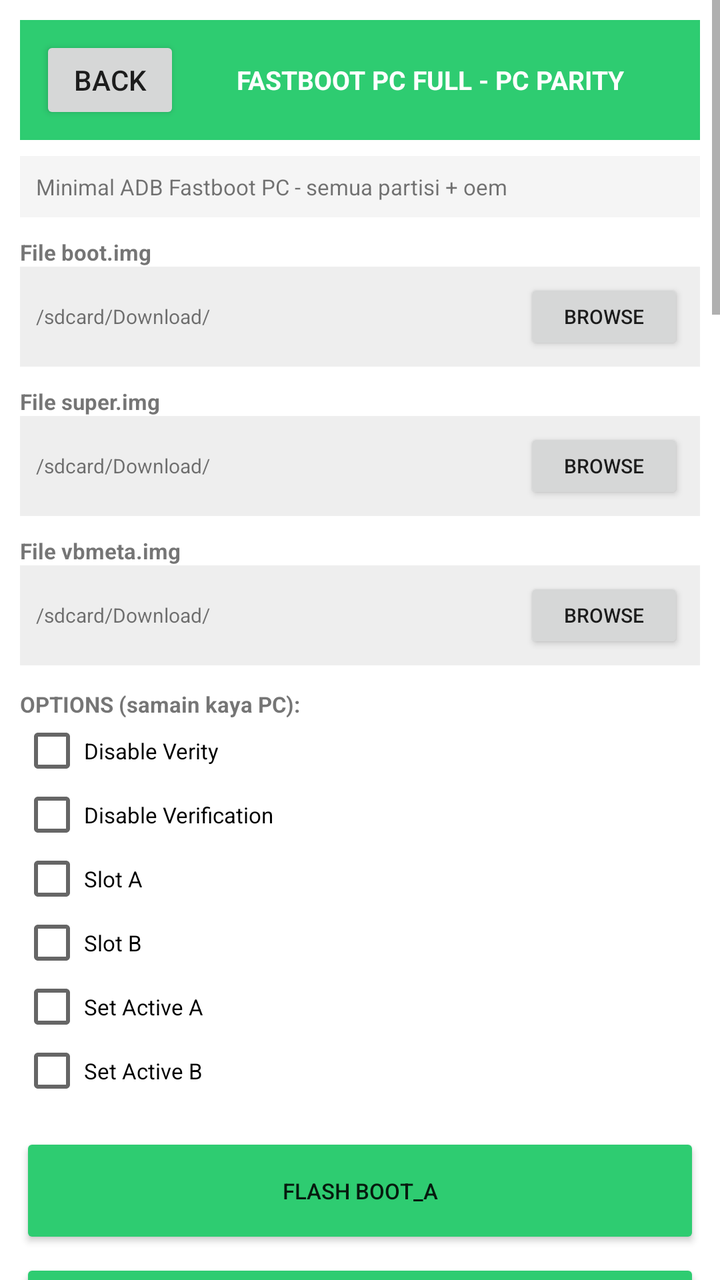
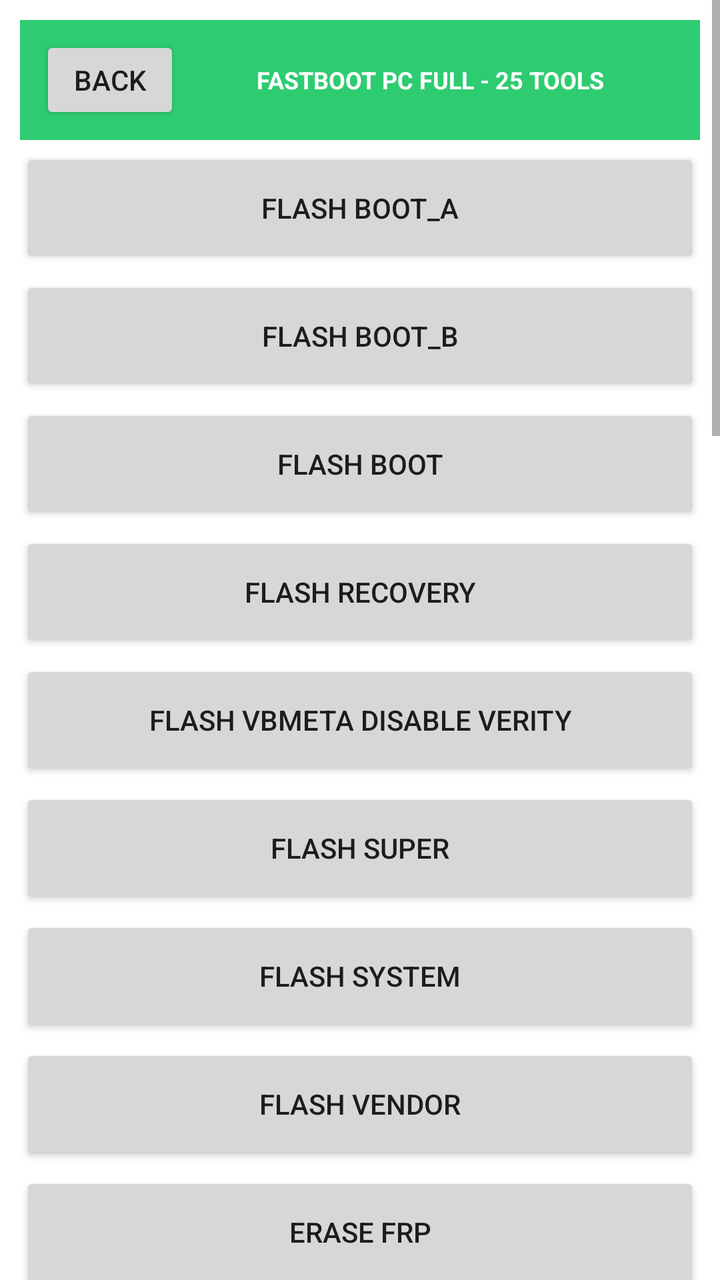

Two renders of the same Android screen: before a commit and after it. Below are the layout's source before the change and the commit's diff.
<!-- AndroidManifest.xml: application theme Theme.OTGFlasher -->
<!-- res/layout/activity_fastboot.xml -->
<?xml version="1.0" encoding="utf-8"?>
<ScrollView xmlns:android="http://schemas.android.com/apk/res/android" android:layout_width="match_parent" android:layout_height="match_parent" android:background="#FFFFFF">
<LinearLayout android:orientation="vertical" android:layout_width="match_parent" android:layout_height="wrap_content" android:padding="10dp">
<LinearLayout android:orientation="horizontal" android:layout_width="match_parent" android:layout_height="60dp" android:background="#2ECC71" android:gravity="center_vertical" android:padding="10dp"><Button android:id="@+id/btnBack" android:text="BACK" android:layout_width="70dp" android:layout_height="44dp"/><TextView android:text="FASTBOOT PC FULL - PC PARITY" android:textSize="13sp" android:textStyle="bold" android:textColor="#FFFFFF" android:layout_width="0dp" android:layout_weight="1" android:layout_height="wrap_content" android:gravity="center"/></LinearLayout>
<TextView android:text="Minimal ADB Fastboot PC - semua partisi + oem" android:textSize="11sp" android:background="#F5F5F5" android:padding="8dp" android:layout_width="match_parent" android:layout_height="wrap_content" android:layout_marginTop="8dp"/>
<TextView android:text="File boot.img" android:textSize="11sp" android:textStyle="bold" android:layout_width="match_parent" android:layout_height="wrap_content" android:layout_marginTop="10dp"/><LinearLayout android:orientation="horizontal" android:layout_width="match_parent" android:layout_height="50dp" android:background="#EEEEEE" android:gravity="center_vertical" android:padding="8dp"><TextView android:id="@+id/txt_File_boot.img" android:text="/sdcard/Download/" android:textSize="10sp" android:layout_width="0dp" android:layout_weight="1" android:layout_height="wrap_content"/><Button android:id="@+id/btn_File_boot.img" android:text="BROWSE" android:layout_width="80dp" android:layout_height="38dp" android:textSize="10sp"/></LinearLayout>
<TextView android:text="File super.img" android:textSize="11sp" android:textStyle="bold" android:layout_width="match_parent" android:layout_height="wrap_content" android:layout_marginTop="10dp"/><LinearLayout android:orientation="horizontal" android:layout_width="match_parent" android:layout_height="50dp" android:background="#EEEEEE" android:gravity="center_vertical" android:padding="8dp"><TextView android:id="@+id/txt_File_super.img" android:text="/sdcard/Download/" android:textSize="10sp" android:layout_width="0dp" android:layout_weight="1" android:layout_height="wrap_content"/><Button android:id="@+id/btn_File_super.img" android:text="BROWSE" android:layout_width="80dp" android:layout_height="38dp" android:textSize="10sp"/></LinearLayout>
<TextView android:text="File vbmeta.img" android:textSize="11sp" android:textStyle="bold" android:layout_width="match_parent" android:layout_height="wrap_content" android:layout_marginTop="10dp"/><LinearLayout android:orientation="horizontal" android:layout_width="match_parent" android:layout_height="50dp" android:background="#EEEEEE" android:gravity="center_vertical" android:padding="8dp"><TextView android:id="@+id/txt_File_vbmeta.img" android:text="/sdcard/Download/" android:textSize="10sp" android:layout_width="0dp" android:layout_weight="1" android:layout_height="wrap_content"/><Button android:id="@+id/btn_File_vbmeta.img" android:text="BROWSE" android:layout_width="80dp" android:layout_height="38dp" android:textSize="10sp"/></LinearLayout>

<TextView android:text="OPTIONS (samain kaya PC):" android:textSize="11sp" android:textStyle="bold" android:layout_width="match_parent" android:layout_height="wrap_content" android:layout_marginTop="12dp"/>
<CheckBox android:id="@+id/cb_Disable_Verity" android:text="Disable Verity" android:layout_width="match_parent" android:layout_height="wrap_content" android:textSize="11sp"/>
<CheckBox android:id="@+id/cb_Disable_Verification" android:text="Disable Verification" android:layout_width="match_parent" android:layout_height="wrap_content" android:textSize="11sp"/>
<CheckBox android:id="@+id/cb_Slot_A" android:text="Slot A" android:layout_width="match_parent" android:layout_height="wrap_content" android:textSize="11sp"/>
<CheckBox android:id="@+id/cb_Slot_B" android:text="Slot B" android:layout_width="match_parent" android:layout_height="wrap_content" android:textSize="11sp"/>
<CheckBox android:id="@+id/cb_Set_Active_A" android:text="Set Active A" android:layout_width="match_parent" android:layout_height="wrap_content" android:textSize="11sp"/>
<CheckBox android:id="@+id/cb_Set_Active_B" android:text="Set Active B" android:layout_width="match_parent" android:layout_height="wrap_content" android:textSize="11sp"/>

<LinearLayout android:orientation="vertical" android:layout_width="match_parent" android:layout_height="wrap_content" android:layout_marginTop="10dp">
<Button android:id="@+id/btn_FLASH_boot_a" android:text="FLASH boot_a" android:layout_width="match_parent" android:layout_height="58dp" android:textSize="11sp" android:layout_marginTop="5dp" android:backgroundTint="#2ECC71"/>
<Button android:id="@+id/btn_FLASH_boot_b" android:text="FLASH boot_b" android:layout_width="match_parent" android:layout_height="58dp" android:textSize="11sp" android:layout_marginTop="5dp" android:backgroundTint="#2ECC71"/>
<Button android:id="@+id/btn_FLASH_boot" android:text="FLASH boot" android:layout_width="match_parent" android:layout_height="58dp" android:textSize="11sp" android:layout_marginTop="5dp" android:backgroundTint="#2ECC71"/>
<Button android:id="@+id/btn_FLASH_recovery" android:text="FLASH recovery" android:layout_width="match_parent" android:layout_height="58dp" android:textSize="11sp" android:layout_marginTop="5dp" android:backgroundTint="#2ECC71"/>
<Button android:id="@+id/btn_FLASH_vbmeta" android:text="FLASH vbmeta" android:layout_width="match_parent" android:layout_height="58dp" android:textSize="11sp" android:layout_marginTop="5dp" android:backgroundTint="#2ECC71"/>
<Button android:id="@+id/btn_FLASH_vbmeta_a" android:text="FLASH vbmeta_a" android:layout_width="match_parent" android:layout_height="58dp" android:textSize="11sp" android:layout_marginTop="5dp" android:backgroundTint="#2ECC71"/>
<Button android:id="@+id/btn_FLASH_vbmeta_b" android:text="FLASH vbmeta_b" android:layout_width="match_parent" android:layout_height="58dp" android:textSize="11sp" android:layout_marginTop="5dp" android:backgroundTint="#2ECC71"/>
<Button android:id="@+id/btn_FLASH_super" android:text="FLASH super" android:layout_width="match_parent" android:layout_height="58dp" android:textSize="11sp" android:layout_marginTop="5dp" android:backgroundTint="#2ECC71"/>
<Button android:id="@+id/btn_FLASH_system" android:text="FLASH system" android:layout_width="match_parent" android:layout_height="58dp" android:textSize="11sp" android:layout_marginTop="5dp" android:backgroundTint="#2ECC71"/>
<Button android:id="@+id/btn_FLASH_vendor" android:text="FLASH vendor" android:layout_width="match_parent" android:layout_height="58dp" android:textSize="11sp" android:layout_marginTop="5dp" android:backgroundTint="#2ECC71"/>
<Button android:id="@+id/btn_FLASH_dtbo" android:text="FLASH dtbo" android:layout_width="match_parent" android:layout_height="58dp" android:textSize="11sp" android:layout_marginTop="5dp" android:backgroundTint="#2ECC71"/>
<Button android:id="@+id/btn_FLASH_modem" android:text="FLASH modem" android:layout_width="match_parent" android:layout_height="58dp" android:textSize="11sp" android:layout_marginTop="5dp" android:backgroundTint="#2ECC71"/>
<Button android:id="@+id/btn_ERASE_frp" android:text="ERASE frp" android:layout_width="match_parent" android:layout_height="58dp" android:textSize="11sp" android:layout_marginTop="5dp" android:backgroundTint="#2ECC71"/>
<Button android:id="@+id/btn_ERASE_userdata" android:text="ERASE userdata" android:layout_width="match_parent" android:layout_height="58dp" android:textSize="11sp" android:layout_marginTop="5dp" android:backgroundTint="#2ECC71"/>
<Button android:id="@+id/btn_ERASE_cache" android:text="ERASE cache" android:layout_width="match_parent" android:layout_height="58dp" android:textSize="11sp" android:layout_marginTop="5dp" android:backgroundTint="#2ECC71"/>
<Button android:id="@+id/btn_GETVAR_all" android:text="GETVAR all" android:layout_width="match_parent" android:layout_height="58dp" android:textSize="11sp" android:layout_marginTop="5dp" android:backgroundTint="#2ECC71"/>
<Button android:id="@+id/btn_GETVAR_unlocked" android:text="GETVAR unlocked" android:layout_width="match_parent" android:layout_height="58dp" android:textSize="11sp" android:layout_marginTop="5dp" android:backgroundTint="#2ECC71"/>
<Button android:id="@+id/btn_OEM_device-info" android:text="OEM device-info" android:layout_width="match_parent" android:layout_height="58dp" android:textSize="11sp" android:layout_marginTop="5dp" android:backgroundTint="#2ECC71"/>
<Button android:id="@+id/btn_FLASHING_unlock" android:text="FLASHING unlock" android:layout_width="match_parent" android:layout_height="58dp" android:textSize="11sp" android:layout_marginTop="5dp" android:backgroundTint="#2ECC71"/>
<Button android:id="@+id/btn_FLASHING_lock" android:text="FLASHING lock" android:layout_width="match_parent" android:layout_height="58dp" android:textSize="11sp" android:layout_marginTop="5dp" android:backgroundTint="#2ECC71"/>
<Button android:id="@+id/btn_OEM_unlock-go" android:text="OEM unlock-go" android:layout_width="match_parent" android:layout_height="58dp" android:textSize="11sp" android:layout_marginTop="5dp" android:backgroundTint="#2ECC71"/>
<Button android:id="@+id/btn_REBOOT_bootloader" android:text="REBOOT bootloader" android:layout_width="match_parent" android:layout_height="58dp" android:textSize="11sp" android:layout_marginTop="5dp" android:backgroundTint="#2ECC71"/>
<Button android:id="@+id/btn_REBOOT_recovery" android:text="REBOOT recovery" android:layout_width="match_parent" android:layout_height="58dp" android:textSize="11sp" android:layout_marginTop="5dp" android:backgroundTint="#2ECC71"/>
<Button android:id="@+id/btn_REBOOT_edl" android:text="REBOOT edl" android:layout_width="match_parent" android:layout_height="58dp" android:textSize="11sp" android:layout_marginTop="5dp" android:backgroundTint="#2ECC71"/>
<Button android:id="@+id/btn_REBOOT_system" android:text="REBOOT system" android:layout_width="match_parent" android:layout_height="58dp" android:textSize="11sp" android:layout_marginTop="5dp" android:backgroundTint="#2ECC71"/>

</LinearLayout>
<ProgressBar android:id="@+id/progressBar" style="?android:attr/progressBarStyleHorizontal" android:layout_width="match_parent" android:layout_height="16dp" android:max="100" android:layout_marginTop="12dp"/>
<TextView android:id="@+id/txtDetail" android:text="Ready PC Parity" android:textSize="11sp" android:layout_width="match_parent" android:layout_height="wrap_content" android:layout_marginTop="5dp"/>
<TextView android:id="@+id/logView" android:text="LOG FASTBOOT PC FULL PC PARITY - semua fungsi jalan" android:textSize="10sp" android:background="#111111" android:textColor="#00FF00" android:padding="8dp" android:layout_width="match_parent" android:layout_height="400dp" android:layout_marginTop="8dp"/>
</LinearLayout></ScrollView>
<!-- resources referenced by this layout -->
<resources>
  <style name="Theme.OTGFlasher" parent="android:Theme.Material.Light.NoActionBar" />
</resources>

<!-- the commit's change to res/layout/activity_fastboot.xml (unified diff, before → after) -->
@@ -1,49 +1,29 @@
 <?xml version="1.0" encoding="utf-8"?>
 <ScrollView xmlns:android="http://schemas.android.com/apk/res/android" android:layout_width="match_parent" android:layout_height="match_parent" android:background="#FFFFFF">
 <LinearLayout android:orientation="vertical" android:layout_width="match_parent" android:layout_height="wrap_content" android:padding="10dp">
-<LinearLayout android:orientation="horizontal" android:layout_width="match_parent" android:layout_height="60dp" android:background="#2ECC71" android:gravity="center_vertical" android:padding="10dp"><Button android:id="@+id/btnBack" android:text="BACK" android:layout_width="70dp" android:layout_height="44dp"/><TextView android:text="FASTBOOT PC FULL - PC PARITY" android:textSize="13sp" android:textStyle="bold" android:textColor="#FFFFFF" android:layout_width="0dp" android:layout_weight="1" android:layout_height="wrap_content" android:gravity="center"/></LinearLayout>
-<TextView android:text="Minimal ADB Fastboot PC - semua partisi + oem" android:textSize="11sp" android:background="#F5F5F5" android:padding="8dp" android:layout_width="match_parent" android:layout_height="wrap_content" android:layout_marginTop="8dp"/>
-<TextView android:text="File boot.img" android:textSize="11sp" android:textStyle="bold" android:layout_width="match_parent" android:layout_height="wrap_content" android:layout_marginTop="10dp"/><LinearLayout android:orientation="horizontal" android:layout_width="match_parent" android:layout_height="50dp" android:background="#EEEEEE" android:gravity="center_vertical" android:padding="8dp"><TextView android:id="@+id/txt_File_boot.img" android:text="/sdcard/Download/" android:textSize="10sp" android:layout_width="0dp" android:layout_weight="1" android:layout_height="wrap_content"/><Button android:id="@+id/btn_File_boot.img" android:text="BROWSE" android:layout_width="80dp" android:layout_height="38dp" android:textSize="10sp"/></LinearLayout>
-<TextView android:text="File super.img" android:textSize="11sp" android:textStyle="bold" android:layout_width="match_parent" android:layout_height="wrap_content" android:layout_marginTop="10dp"/><LinearLayout android:orientation="horizontal" android:layout_width="match_parent" android:layout_height="50dp" android:background="#EEEEEE" android:gravity="center_vertical" android:padding="8dp"><TextView android:id="@+id/txt_File_super.img" android:text="/sdcard/Download/" android:textSize="10sp" android:layout_width="0dp" android:layout_weight="1" android:layout_height="wrap_content"/><Button android:id="@+id/btn_File_super.img" android:text="BROWSE" android:layout_width="80dp" android:layout_height="38dp" android:textSize="10sp"/></LinearLayout>
-<TextView android:text="File vbmeta.img" android:textSize="11sp" android:textStyle="bold" android:layout_width="match_parent" android:layout_height="wrap_content" android:layout_marginTop="10dp"/><LinearLayout android:orientation="horizontal" android:layout_width="match_parent" android:layout_height="50dp" android:background="#EEEEEE" android:gravity="center_vertical" android:padding="8dp"><TextView android:id="@+id/txt_File_vbmeta.img" android:text="/sdcard/Download/" android:textSize="10sp" android:layout_width="0dp" android:layout_weight="1" android:layout_height="wrap_content"/><Button android:id="@+id/btn_File_vbmeta.img" android:text="BROWSE" android:layout_width="80dp" android:layout_height="38dp" android:textSize="10sp"/></LinearLayout>
-
-<TextView android:text="OPTIONS (samain kaya PC):" android:textSize="11sp" android:textStyle="bold" android:layout_width="match_parent" android:layout_height="wrap_content" android:layout_marginTop="12dp"/>
-<CheckBox android:id="@+id/cb_Disable_Verity" android:text="Disable Verity" android:layout_width="match_parent" android:layout_height="wrap_content" android:textSize="11sp"/>
-<CheckBox android:id="@+id/cb_Disable_Verification" android:text="Disable Verification" android:layout_width="match_parent" android:layout_height="wrap_content" android:textSize="11sp"/>
-<CheckBox android:id="@+id/cb_Slot_A" android:text="Slot A" android:layout_width="match_parent" android:layout_height="wrap_content" android:textSize="11sp"/>
-<CheckBox android:id="@+id/cb_Slot_B" android:text="Slot B" android:layout_width="match_parent" android:layout_height="wrap_content" android:textSize="11sp"/>
-<CheckBox android:id="@+id/cb_Set_Active_A" android:text="Set Active A" android:layout_width="match_parent" android:layout_height="wrap_content" android:textSize="11sp"/>
-<CheckBox android:id="@+id/cb_Set_Active_B" android:text="Set Active B" android:layout_width="match_parent" android:layout_height="wrap_content" android:textSize="11sp"/>
-
-<LinearLayout android:orientation="vertical" android:layout_width="match_parent" android:layout_height="wrap_content" android:layout_marginTop="10dp">
-<Button android:id="@+id/btn_FLASH_boot_a" android:text="FLASH boot_a" android:layout_width="match_parent" android:layout_height="58dp" android:textSize="11sp" android:layout_marginTop="5dp" android:backgroundTint="#2ECC71"/>
-<Button android:id="@+id/btn_FLASH_boot_b" android:text="FLASH boot_b" android:layout_width="match_parent" android:layout_height="58dp" android:textSize="11sp" android:layout_marginTop="5dp" android:backgroundTint="#2ECC71"/>
-<Button android:id="@+id/btn_FLASH_boot" android:text="FLASH boot" android:layout_width="match_parent" android:layout_height="58dp" android:textSize="11sp" android:layout_marginTop="5dp" android:backgroundTint="#2ECC71"/>
-<Button android:id="@+id/btn_FLASH_recovery" android:text="FLASH recovery" android:layout_width="match_parent" android:layout_height="58dp" android:textSize="11sp" android:layout_marginTop="5dp" android:backgroundTint="#2ECC71"/>
-<Button android:id="@+id/btn_FLASH_vbmeta" android:text="FLASH vbmeta" android:layout_width="match_parent" android:layout_height="58dp" android:textSize="11sp" android:layout_marginTop="5dp" android:backgroundTint="#2ECC71"/>
-<Button android:id="@+id/btn_FLASH_vbmeta_a" android:text="FLASH vbmeta_a" android:layout_width="match_parent" android:layout_height="58dp" android:textSize="11sp" android:layout_marginTop="5dp" android:backgroundTint="#2ECC71"/>
-<Button android:id="@+id/btn_FLASH_vbmeta_b" android:text="FLASH vbmeta_b" android:layout_width="match_parent" android:layout_height="58dp" android:textSize="11sp" android:layout_marginTop="5dp" android:backgroundTint="#2ECC71"/>
-<Button android:id="@+id/btn_FLASH_super" android:text="FLASH super" android:layout_width="match_parent" android:layout_height="58dp" android:textSize="11sp" android:layout_marginTop="5dp" android:backgroundTint="#2ECC71"/>
-<Button android:id="@+id/btn_FLASH_system" android:text="FLASH system" android:layout_width="match_parent" android:layout_height="58dp" android:textSize="11sp" android:layout_marginTop="5dp" android:backgroundTint="#2ECC71"/>
-<Button android:id="@+id/btn_FLASH_vendor" android:text="FLASH vendor" android:layout_width="match_parent" android:layout_height="58dp" android:textSize="11sp" android:layout_marginTop="5dp" android:backgroundTint="#2ECC71"/>
-<Button android:id="@+id/btn_FLASH_dtbo" android:text="FLASH dtbo" android:layout_width="match_parent" android:layout_height="58dp" android:textSize="11sp" android:layout_marginTop="5dp" android:backgroundTint="#2ECC71"/>
-<Button android:id="@+id/btn_FLASH_modem" android:text="FLASH modem" android:layout_width="match_parent" android:layout_height="58dp" android:textSize="11sp" android:layout_marginTop="5dp" android:backgroundTint="#2ECC71"/>
-<Button android:id="@+id/btn_ERASE_frp" android:text="ERASE frp" android:layout_width="match_parent" android:layout_height="58dp" android:textSize="11sp" android:layout_marginTop="5dp" android:backgroundTint="#2ECC71"/>
-<Button android:id="@+id/btn_ERASE_userdata" android:text="ERASE userdata" android:layout_width="match_parent" android:layout_height="58dp" android:textSize="11sp" android:layout_marginTop="5dp" android:backgroundTint="#2ECC71"/>
-<Button android:id="@+id/btn_ERASE_cache" android:text="ERASE cache" android:layout_width="match_parent" android:layout_height="58dp" android:textSize="11sp" android:layout_marginTop="5dp" android:backgroundTint="#2ECC71"/>
-<Button android:id="@+id/btn_GETVAR_all" android:text="GETVAR all" android:layout_width="match_parent" android:layout_height="58dp" android:textSize="11sp" android:layout_marginTop="5dp" android:backgroundTint="#2ECC71"/>
-<Button android:id="@+id/btn_GETVAR_unlocked" android:text="GETVAR unlocked" android:layout_width="match_parent" android:layout_height="58dp" android:textSize="11sp" android:layout_marginTop="5dp" android:backgroundTint="#2ECC71"/>
-<Button android:id="@+id/btn_OEM_device-info" android:text="OEM device-info" android:layout_width="match_parent" android:layout_height="58dp" android:textSize="11sp" android:layout_marginTop="5dp" android:backgroundTint="#2ECC71"/>
-<Button android:id="@+id/btn_FLASHING_unlock" android:text="FLASHING unlock" android:layout_width="match_parent" android:layout_height="58dp" android:textSize="11sp" android:layout_marginTop="5dp" android:backgroundTint="#2ECC71"/>
-<Button android:id="@+id/btn_FLASHING_lock" android:text="FLASHING lock" android:layout_width="match_parent" android:layout_height="58dp" android:textSize="11sp" android:layout_marginTop="5dp" android:backgroundTint="#2ECC71"/>
-<Button android:id="@+id/btn_OEM_unlock-go" android:text="OEM unlock-go" android:layout_width="match_parent" android:layout_height="58dp" android:textSize="11sp" android:layout_marginTop="5dp" android:backgroundTint="#2ECC71"/>
-<Button android:id="@+id/btn_REBOOT_bootloader" android:text="REBOOT bootloader" android:layout_width="match_parent" android:layout_height="58dp" android:textSize="11sp" android:layout_marginTop="5dp" android:backgroundTint="#2ECC71"/>
-<Button android:id="@+id/btn_REBOOT_recovery" android:text="REBOOT recovery" android:layout_width="match_parent" android:layout_height="58dp" android:textSize="11sp" android:layout_marginTop="5dp" android:backgroundTint="#2ECC71"/>
-<Button android:id="@+id/btn_REBOOT_edl" android:text="REBOOT edl" android:layout_width="match_parent" android:layout_height="58dp" android:textSize="11sp" android:layout_marginTop="5dp" android:backgroundTint="#2ECC71"/>
-<Button android:id="@+id/btn_REBOOT_system" android:text="REBOOT system" android:layout_width="match_parent" android:layout_height="58dp" android:textSize="11sp" android:layout_marginTop="5dp" android:backgroundTint="#2ECC71"/>
-
-</LinearLayout>
-<ProgressBar android:id="@+id/progressBar" style="?android:attr/progressBarStyleHorizontal" android:layout_width="match_parent" android:layout_height="16dp" android:max="100" android:layout_marginTop="12dp"/>
-<TextView android:id="@+id/txtDetail" android:text="Ready PC Parity" android:textSize="11sp" android:layout_width="match_parent" android:layout_height="wrap_content" android:layout_marginTop="5dp"/>
-<TextView android:id="@+id/logView" android:text="LOG FASTBOOT PC FULL PC PARITY - semua fungsi jalan" android:textSize="10sp" android:background="#111111" android:textColor="#00FF00" android:padding="8dp" android:layout_width="match_parent" android:layout_height="400dp" android:layout_marginTop="8dp"/>
+<LinearLayout android:orientation="horizontal" android:layout_width="match_parent" android:layout_height="60dp" android:background="#2ECC71" android:gravity="center_vertical" android:padding="10dp"><Button android:id="@+id/btn_back" android:text="BACK" android:layout_width="70dp" android:layout_height="44dp"/><TextView android:text="FASTBOOT PC FULL - 25 TOOLS" android:textSize="12sp" android:textStyle="bold" android:textColor="#FFFFFF" android:layout_width="0dp" android:layout_weight="1" android:layout_height="wrap_content" android:gravity="center"/></LinearLayout>
+<Button android:id="@+id/btn_flash_boot_a_0" android:text="FLASH boot_a" android:layout_width="match_parent" android:layout_height="60dp" android:layout_marginTop="4dp"/>
+<Button android:id="@+id/btn_flash_boot_b_1" android:text="FLASH boot_b" android:layout_width="match_parent" android:layout_height="60dp" android:layout_marginTop="4dp"/>
+<Button android:id="@+id/btn_flash_boot_2" android:text="FLASH boot" android:layout_width="match_parent" android:layout_height="60dp" android:layout_marginTop="4dp"/>
+<Button android:id="@+id/btn_flash_recovery_3" android:text="FLASH recovery" android:layout_width="match_parent" android:layout_height="60dp" android:layout_marginTop="4dp"/>
+<Button android:id="@+id/btn_flash_vbmeta_disable_verity_4" android:text="FLASH vbmeta disable verity" android:layout_width="match_parent" android:layout_height="60dp" android:layout_marginTop="4dp"/>
+<Button android:id="@+id/btn_flash_super_5" android:text="FLASH super" android:layout_width="match_parent" android:layout_height="60dp" android:layout_marginTop="4dp"/>
+<Button android:id="@+id/btn_flash_system_6" android:text="FLASH system" android:layout_width="match_parent" android:layout_height="60dp" android:layout_marginTop="4dp"/>
+<Button android:id="@+id/btn_flash_vendor_7" android:text="FLASH vendor" android:layout_width="match_parent" android:layout_height="60dp" android:layout_marginTop="4dp"/>
+<Button android:id="@+id/btn_erase_frp_8" android:text="ERASE frp" android:layout_width="match_parent" android:layout_height="60dp" android:layout_marginTop="4dp"/>
+<Button android:id="@+id/btn_erase_userdata_9" android:text="ERASE userdata" android:layout_width="match_parent" android:layout_height="60dp" android:layout_marginTop="4dp"/>
+<Button android:id="@+id/btn_erase_cache_10" android:text="ERASE cache" android:layout_width="match_parent" android:layout_height="60dp" android:layout_marginTop="4dp"/>
+<Button android:id="@+id/btn_getvar_all_11" android:text="GETVAR all" android:layout_width="match_parent" android:layout_height="60dp" android:layout_marginTop="4dp"/>
+<Button android:id="@+id/btn_getvar_unlocked_12" android:text="GETVAR unlocked" android:layout_width="match_parent" android:layout_height="60dp" android:layout_marginTop="4dp"/>
+<Button android:id="@+id/btn_oem_device_info_13" android:text="OEM device info" android:layout_width="match_parent" android:layout_height="60dp" android:layout_marginTop="4dp"/>
+<Button android:id="@+id/btn_flashing_unlock_14" android:text="FLASHING unlock" android:layout_width="match_parent" android:layout_height="60dp" android:layout_marginTop="4dp"/>
+<Button android:id="@+id/btn_flashing_lock_15" android:text="FLASHING lock" android:layout_width="match_parent" android:layout_height="60dp" android:layout_marginTop="4dp"/>
+<Button android:id="@+id/btn_oem_unlock_go_16" android:text="OEM unlock go" android:layout_width="match_parent" android:layout_height="60dp" android:layout_marginTop="4dp"/>
+<Button android:id="@+id/btn_reboot_bootloader_17" android:text="REBOOT bootloader" android:layout_width="match_parent" android:layout_height="60dp" android:layout_marginTop="4dp"/>
+<Button android:id="@+id/btn_reboot_recovery_18" android:text="REBOOT recovery" android:layout_width="match_parent" android:layout_height="60dp" android:layout_marginTop="4dp"/>
+<Button android:id="@+id/btn_reboot_edl_19" android:text="REBOOT edl" android:layout_width="match_parent" android:layout_height="60dp" android:layout_marginTop="4dp"/>
+<Button android:id="@+id/btn_reboot_system_20" android:text="REBOOT system" android:layout_width="match_parent" android:layout_height="60dp" android:layout_marginTop="4dp"/>
+<ProgressBar android:id="@+id/progress_bar" style="?android:attr/progressBarStyleHorizontal" android:layout_width="match_parent" android:layout_height="16dp" android:max="100" android:layout_marginTop="12dp"/>
+<TextView android:id="@+id/txt_detail" android:text="Ready" android:textSize="11sp" android:layout_width="match_parent" android:layout_height="wrap_content" android:layout_marginTop="5dp"/>
+<TextView android:id="@+id/log_view" android:text="LOG - semua fungsi real bukan echo" android:textSize="10sp" android:background="#111111" android:textColor="#00FF00" android:padding="8dp" android:layout_width="match_parent" android:layout_height="400dp" android:layout_marginTop="8dp"/>
 </LinearLayout></ScrollView>
